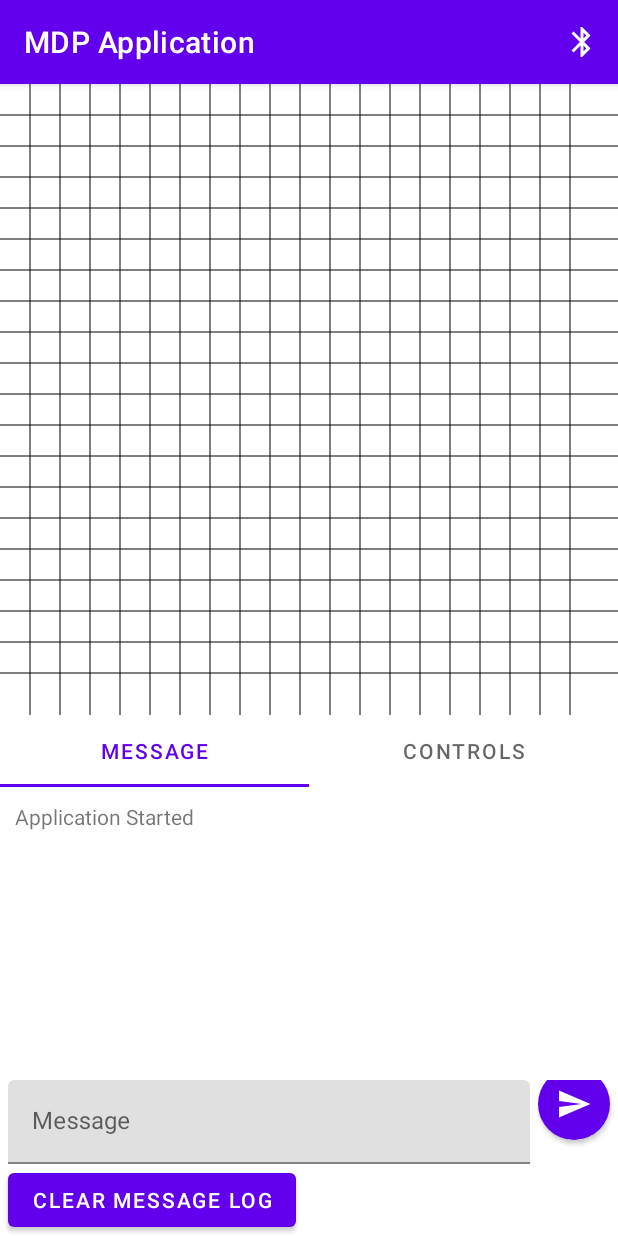
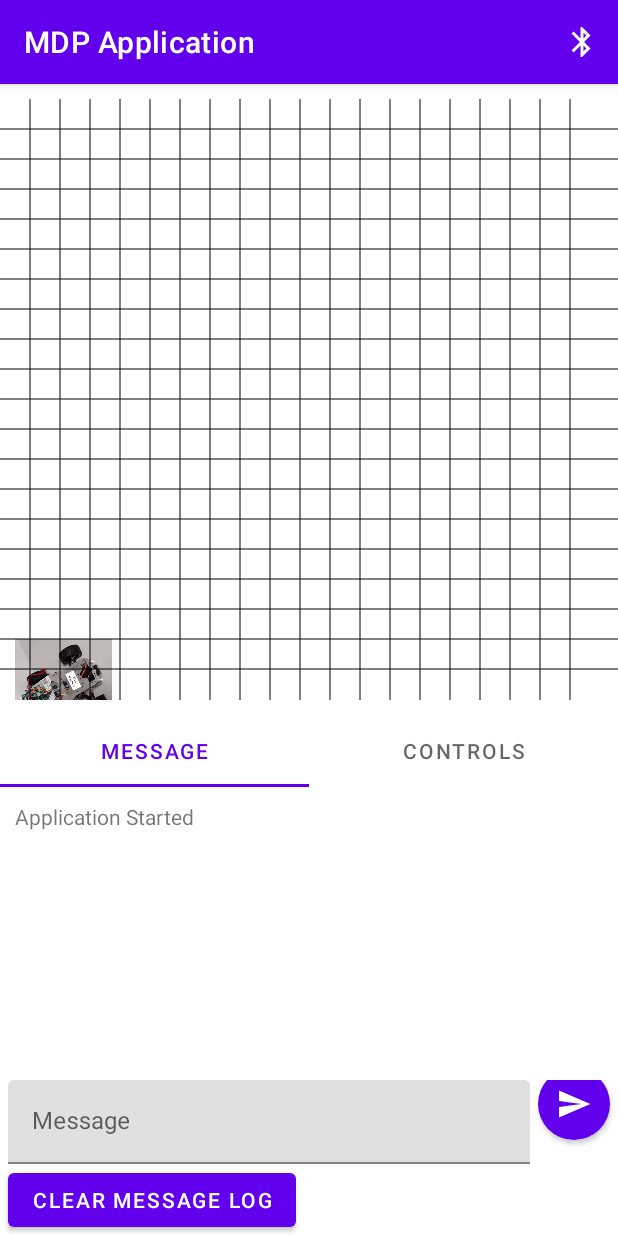
Before and after one commit to HypotheticalWhale/MDP-Application, an Android app: the screen it shows after launch (MainActivity), on a phone screen of 412 x 824 dp. Run offline under Robolectric (Android 15) with nearby library versions, the phone set to English and light mode, and no system bars.

Commit message:
Added robot to grid

```diff
--- a/app/src/main/java/com/example/mdpapplication/PixelGridView.java
+++ b/app/src/main/java/com/example/mdpapplication/PixelGridView.java
@@ -2,6 +2,8 @@ package com.example.mdpapplication;
 
 import android.content.Context;
 import android.content.res.TypedArray;
+import android.graphics.Bitmap;
+import android.graphics.BitmapFactory;
 import android.graphics.Canvas;
 import android.graphics.Color;
 import android.graphics.Paint;
@@ -35,6 +37,7 @@ public class PixelGridView extends View {
         whitePaint.setColor(Color.WHITE);
         whitePaint.setTextSize(20);
         whitePaint.setTextAlign(Paint.Align.CENTER);
+
     }
 
     public void setNumColumns(int numColumns) {
@@ -75,6 +78,40 @@ public class PixelGridView extends View {
         invalidate();
     }
 
+    private void fixCount(int column, int row){
+        if(cellChecked[column][row]){
+            cellCounter[column][row] = counter;
+            counter++;
+        }
+        else{
+            int deletedCount = cellCounter[column][row];
+            cellCounter[column][row] = 0;
+            counter--;
+
+            for (int i = 0; i < numColumns; i++) {
+                for (int j = 0; j < numRows; j++) {
+                    if(cellCounter[i][j] > deletedCount){
+                        cellCounter[i][j]--;
+                    }
+                }
+            }
+
+        }
+    }
+
+    public static Bitmap scaleDown(Bitmap realImage, float maxImageSize,
+                                   boolean filter) {
+        float ratio = Math.min(
+                (float) maxImageSize / realImage.getWidth(),
+                (float) maxImageSize / realImage.getHeight());
+        int width = Math.round((float) ratio * realImage.getWidth());
+        int height = Math.round((float) ratio * realImage.getHeight());
+
+        Bitmap newBitmap = Bitmap.createScaledBitmap(realImage, width,
+                height, filter);
+        return newBitmap;
+    }
+
     @Override
     protected void onDraw(Canvas canvas) {
         canvas.drawColor(Color.WHITE);
@@ -86,11 +123,15 @@ public class PixelGridView extends View {
         int width = getWidth();
         int height = getHeight();
 
+        Bitmap bm = BitmapFactory.decodeResource(getResources(), R.drawable.chrome_2022_02_04_09_45_53);
+        Bitmap scaledBitmap = scaleDown(bm, 100, true);
+        canvas.drawBitmap(scaledBitmap, 0.5f * cellWidth, 18 * cellHeight, null);
+
         for (int i = 0; i < numColumns; i++) {
             for (int j = 0; j < numRows; j++) {
                 if (cellChecked[i][j]) {
                     canvas.drawRect(i * cellWidth, j * cellHeight,
-                           (i + 1) * cellWidth, (j + 1) * cellHeight,
+                            (i + 1) * cellWidth, (j + 1) * cellHeight,
                             blackPaint);
                     Log.d(TAG, "onDraw: Column: " + i + " Row: " + j);
                     canvas.drawText(String.valueOf(cellCounter[i][j]), (i + (float)0.5) * cellWidth, (j + (float)0.65) * cellHeight,
@@ -115,14 +156,7 @@ public class PixelGridView extends View {
             int row = (int)(event.getY() / cellHeight);
             Log.d(TAG, "onTouchEvent: Column: " + column + " Row: " + row);
             cellChecked[column][row] = !cellChecked[column][row];
-            if(cellChecked[column][row]){
-                cellCounter[column][row] = counter;
-                counter++;
-            }
-            else{
-                cellCounter[column][row] = 0;
-                counter--;
-            }
+            fixCount(column, row);
             invalidate();
         }
 
--- a/app/src/main/res/layout/activity_main.xml
+++ b/app/src/main/res/layout/activity_main.xml
@@ -18,14 +18,21 @@
         app:layout_constraintTop_toTopOf="parent"
         app:layout_constraintVertical_bias="0.0">
 
+        <Space
+            android:layout_width="match_parent"
+            android:layout_height="10dp" />
+
         <com.example.mdpapplication.PixelGridView
             android:id="@+id/pixelGrid"
             android:layout_width="match_parent"
-            android:layout_height="match_parent"
+            android:layout_height="0dp"
             android:layout_weight="1"
             app:columns="20"
-            app:rows="20"
-            />
+            app:rows="20" />
+
+        <Space
+            android:layout_width="match_parent"
+            android:layout_height="10dp" />
 
         <com.google.android.material.tabs.TabLayout
             android:layout_width="match_parent"
```
